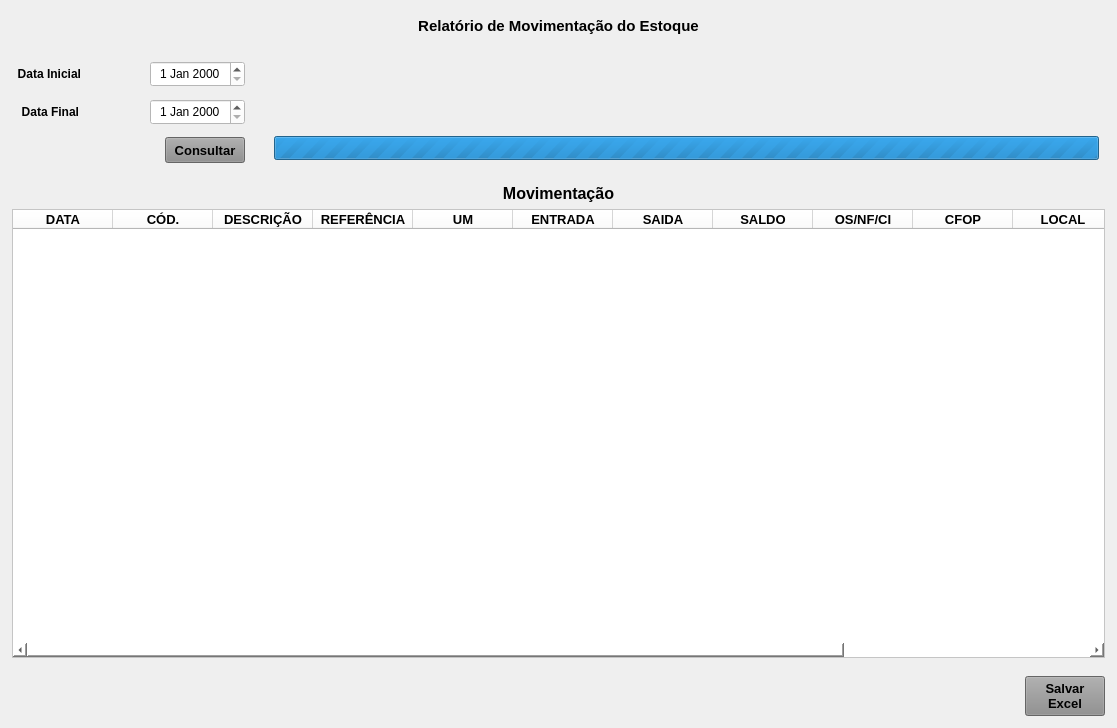
The window that forms/tela_est_mov.ui (Azevedo84/erp_suzuki) describes before a commit, drawn with Qt 5.
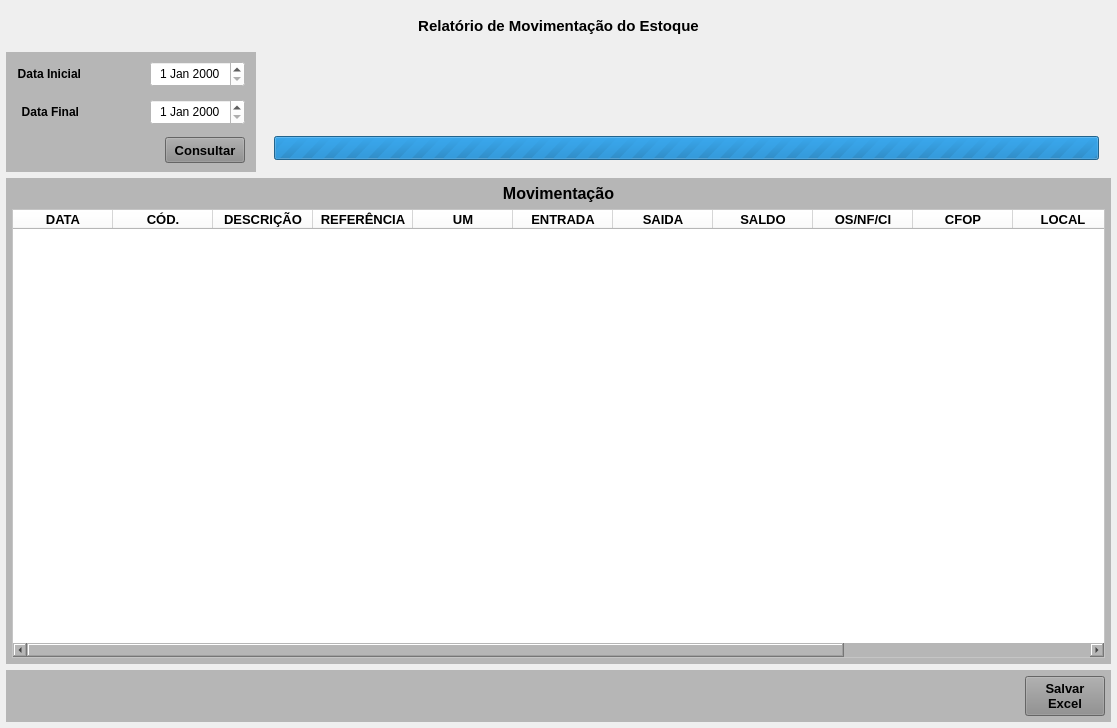
The same window after the commit.

Diff of the .ui file:
```diff
--- a/forms/tela_est_mov.ui
+++ b/forms/tela_est_mov.ui
@@ -163,7 +163,7 @@
           </size>
          </property>
          <property name="styleSheet">
-          <string notr="true"/>
+          <string notr="true">background-color: rgb(182, 182, 182);</string>
          </property>
          <layout class="QVBoxLayout" name="verticalLayout_2">
           <property name="leftMargin">
@@ -444,7 +444,7 @@
     <item>
      <widget class="QWidget" name="widget_Cor2" native="true">
       <property name="styleSheet">
-       <string notr="true"/>
+       <string notr="true">background-color: rgb(182, 182, 182);</string>
       </property>
       <layout class="QVBoxLayout" name="verticalLayout_4">
        <property name="leftMargin">
@@ -692,7 +692,7 @@
     <item>
      <widget class="QWidget" name="widget_Cor3" native="true">
       <property name="styleSheet">
-       <string notr="true"/>
+       <string notr="true">background-color: rgb(182, 182, 182);</string>
       </property>
       <layout class="QHBoxLayout" name="horizontalLayout_6">
        <property name="leftMargin">
```
Left out of the diff: 14 changed lines with no effect on the pictures.
